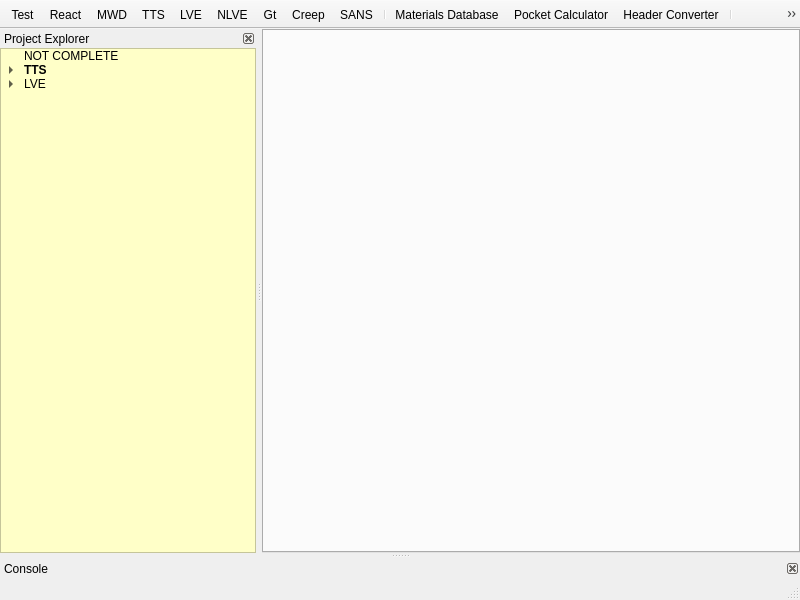
jorge-ramirez-upm/RepTate, file RepTate/gui/ReptateMainWindow.ui: the form before one commit.
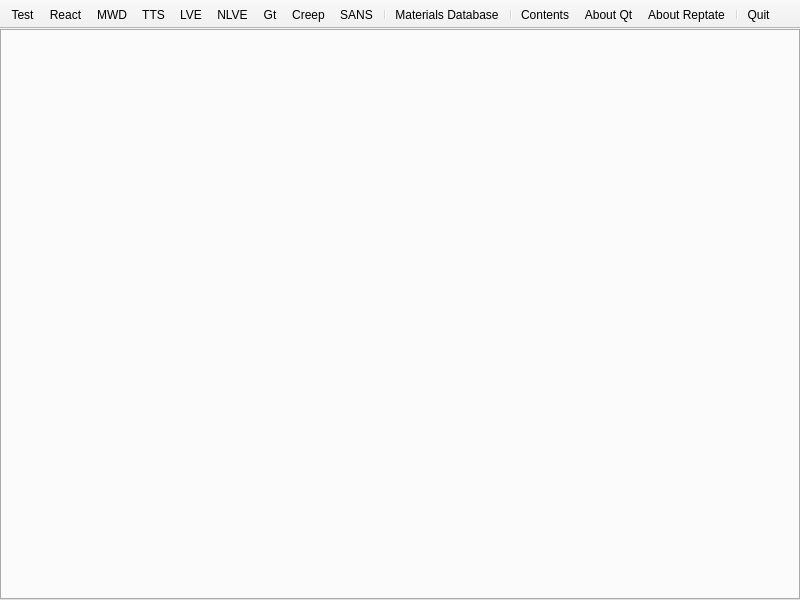
The form after the commit. Icons and pictures are not drawn.

Commit message: Removed Project viewer, console and status bar Changed behaviour of print to show Matplotlib toolbar

```diff
--- a/RepTate/gui/ReptateMainWindow.ui
+++ b/RepTate/gui/ReptateMainWindow.ui
@@ -37,45 +37,6 @@
     </item>
    </layout>
   </widget>
-  <widget class="QDockWidget" name="ConsoledockWidget">
-   <property name="enabled">
-    <bool>true</bool>
-   </property>
-   <property name="toolTip">
-    <string>Python/RepTate Console</string>
-   </property>
-   <property name="statusTip">
-    <string>Python/RepTate Console</string>
-   </property>
-   <property name="layoutDirection">
-    <enum>Qt::LeftToRight</enum>
-   </property>
-   <property name="floating">
-    <bool>false</bool>
-   </property>
-   <property name="features">
-    <set>QDockWidget::DockWidgetClosable</set>
-   </property>
-   <property name="allowedAreas">
-    <set>Qt::BottomDockWidgetArea</set>
-   </property>
-   <property name="windowTitle">
-    <string>Console</string>
-   </property>
-   <attribute name="dockWidgetArea">
-    <number>8</number>
-   </attribute>
-   <widget class="QWidget" name="dockWidgetContents">
-    <layout class="QVBoxLayout" name="verticalLayout">
-     <property name="spacing">
-      <number>0</number>
-     </property>
-     <property name="margin">
-      <number>0</number>
-     </property>
-    </layout>
-   </widget>
-  </widget>
   <widget class="QToolBar" name="toolBar">
    <property name="windowTitle">
     <string>toolBar</string>
@@ -112,11 +73,6 @@
    <addaction name="actionSANS"/>
    <addaction name="separator"/>
    <addaction name="actionMaterials_Database"/>
-   <addaction name="actionPocket_Calculator"/>
-   <addaction name="actionHeader_Converter"/>
-   <addaction name="separator"/>
-   <addaction name="actionProject"/>
-   <addaction name="actionConsole"/>
    <addaction name="separator"/>
    <addaction name="actionHelp"/>
    <addaction name="actionAbout_Qt"/>
@@ -124,118 +80,6 @@
    <addaction name="separator"/>
    <addaction name="actionQuit"/>
   </widget>
-  <widget class="QDockWidget" name="ProjectdockWidget">
-   <property name="styleSheet">
-    <string notr="true"/>
-   </property>
-   <property name="features">
-    <set>QDockWidget::DockWidgetClosable</set>
-   </property>
-   <property name="windowTitle">
-    <string>Project Explorer</string>
-   </property>
-   <attribute name="dockWidgetArea">
-    <number>1</number>
-   </attribute>
-   <widget class="QWidget" name="dockWidgetContents_4">
-    <layout class="QHBoxLayout" name="horizontalLayout_3">
-     <property name="spacing">
-      <number>0</number>
-     </property>
-     <property name="margin">
-      <number>0</number>
-     </property>
-     <item>
-      <widget class="QTreeWidget" name="Projecttree">
-       <property name="styleSheet">
-        <string notr="true">background-color: rgb(255, 255, 200);</string>
-       </property>
-       <property name="headerHidden">
-        <bool>true</bool>
-       </property>
-       <property name="columnCount">
-        <number>1</number>
-       </property>
-       <attribute name="headerVisible">
-        <bool>false</bool>
-       </attribute>
-       <column>
-        <property name="text">
-         <string>App</string>
-        </property>
-       </column>
-       <item>
-        <property name="text">
-         <string>NOT COMPLETE</string>
-        </property>
-       </item>
-       <item>
-        <property name="text">
-         <string>TTS</string>
-        </property>
-        <property name="font">
-         <font>
-          <weight>75</weight>
-          <bold>true</bold>
-         </font>
-        </property>
-        <item>
-         <property name="text">
-          <string>Dataset1</string>
-         </property>
-         <item>
-          <property name="text">
-           <string>File1</string>
-          </property>
-         </item>
-         <item>
-          <property name="text">
-           <string>File2</string>
-          </property>
-         </item>
-        </item>
-        <item>
-         <property name="text">
-          <string>Theory1</string>
-         </property>
-        </item>
-        <item>
-         <property name="text">
-          <string>Theory2</string>
-         </property>
-        </item>
-       </item>
-       <item>
-        <property name="text">
-         <string>LVE</string>
-        </property>
-        <item>
-         <property name="text">
-          <string>Dataset1</string>
-         </property>
-         <item>
-          <property name="text">
-           <string>File1</string>
-          </property>
-         </item>
-         <item>
-          <property name="text">
-           <string>File2</string>
-          </property>
-         </item>
-        </item>
-        <item>
-         <property name="text">
-          <string>Theory1</string>
-         </property>
-        </item>
-       </item>
-      </widget>
-     </item>
-    </layout>
-   </widget>
-  </widget>
-  <widget class="QStatusBar" name="statusBar"/>
   <action name="actionQuit">
    <property name="icon">
     <iconset resource="MainWindow.qrc">
```
Left out of the diff: 11 changed lines with no effect on the pictures. The commit also changes 4 other files.
